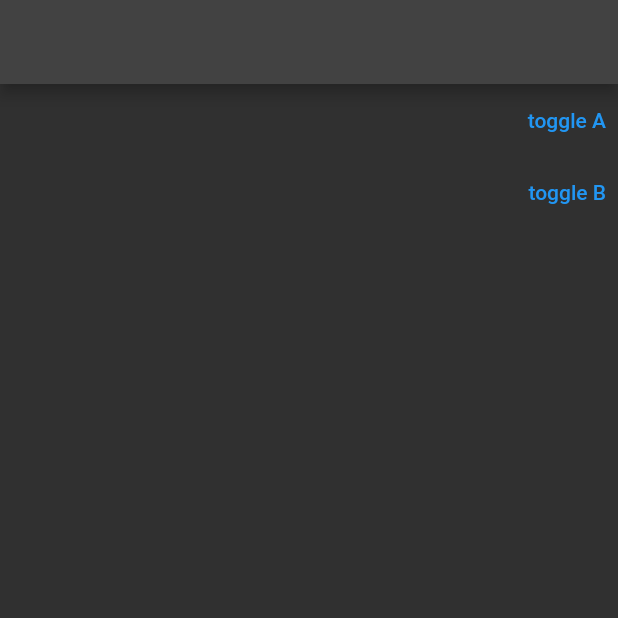
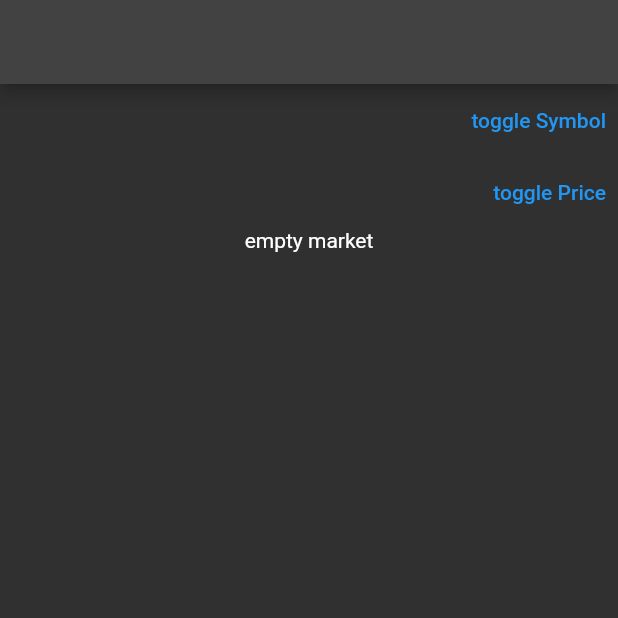
Before and after one commit to rezam-deriv/bloc_mediator_poc, a Flutter app: the screen it shows after launch, on a phone screen of 412 x 824 dp, the top half of it. Run offline on Flutter 3.47's test engine with Material 2 defaults, Android fonts, the phone set to English and light mode, and no system bars; our stand-ins replace flutter_bloc.

Commit message:
update example

```diff
--- /dev/null
+++ b/lib/cubits/market_info_cubit.dart
@@ -0,0 +1,19 @@
+import 'package:flutter_bloc/flutter_bloc.dart';
+
+abstract class MarketInfoState {}
+
+class EmptyMarketInfoState extends MarketInfoState {}
+
+class LoadedMarketInfoState extends MarketInfoState {
+  final int price;
+  final String symbol;
+  LoadedMarketInfoState(this.price, this.symbol);
+}
+
+class MarketInfoCubit extends Cubit<MarketInfoState> {
+  MarketInfoCubit() : super(EmptyMarketInfoState());
+
+  void onMarketInfoUpdate(int price, String symbol) {
+    emit(LoadedMarketInfoState(price, symbol));
+  }
+}
--- /dev/null
+++ b/lib/cubits/price_cubit.dart
@@ -0,0 +1,20 @@
+import 'dart:math';
+
+import 'package:flutter_bloc/flutter_bloc.dart';
+
+class PriceState {
+  final int value;
+
+  PriceState(this.value);
+}
+
+class PriceCubit extends Cubit<PriceState> {
+  PriceCubit() : super(PriceState(0));
+
+  int generateRandomInteger() {
+    var r = Random();
+    return r.nextInt(10000);
+  }
+
+  void next() => emit(PriceState(generateRandomInteger()));
+}
--- /dev/null
+++ b/lib/cubits/symbol_cubit.dart
@@ -0,0 +1,21 @@
+import 'package:flutter_bloc/flutter_bloc.dart';
+import 'dart:math';
+
+class SymbolState {
+  final String name;
+
+  SymbolState(this.name);
+}
+
+class SymbolCubit extends Cubit<SymbolState> {
+  SymbolCubit() : super(SymbolState("initial"));
+
+  String generateRandomString() {
+    var r = Random();
+    const _chars =
+        'AaBbCcDdEeFfGgHhIiJjKkLlMmNnOoPpQqRrSsTtUuVvWwXxYyZz1234567890';
+    return List.generate(5, (index) => _chars[r.nextInt(_chars.length)]).join();
+  }
+
+  void next() => emit(SymbolState(generateRandomString()));
+}
--- a/lib/main.dart
+++ b/lib/main.dart
@@ -1,31 +1,10 @@
+import 'package:custom_bloc_provider/cubits/market_info_cubit.dart';
+import 'package:custom_bloc_provider/cubits/price_cubit.dart';
+import 'package:custom_bloc_provider/cubits/symbol_cubit.dart';
 import 'package:flutter/material.dart';
 import 'package:flutter_bloc/flutter_bloc.dart';
 
 import 'bloc_mediator/mediator_bloc_provider.dart';
-
-class CubitA extends Cubit<int> {
-  CubitA() : super(0);
-
-  void increment() => emit(state + 1);
-
-  void decrement() => emit(state - 1);
-
-  void onCubitBChange(int value) {
-    print("this is CubitA: new value from CubitB : $value");
-  }
-}
-
-class CubitB extends Cubit<int> {
-  CubitB() : super(0);
-
-  void increment() => emit(state + 1);
-
-  void decrement() => emit(state - 1);
-
-  void onCubitAChange(int value) {
-    print("this is CubitB: new value from CubitA : $value");
-  }
-}
 
 void main() {
   runApp(const MyApp());
@@ -52,8 +31,8 @@ class MyHomePage extends StatefulWidget {
 }
 
 class _MyHomePageState extends State<MyHomePage> {
-  bool showA = false;
-  bool showB = false;
+  bool showSymbol = false;
+  bool showPrice = false;
 
   @override
   Widget build(BuildContext context) {
@@ -64,29 +43,23 @@ class _MyHomePageState extends State<MyHomePage> {
           Row(
             children: [
               Expanded(
-                child: showA
-                    ? MediatorBlocProvider<CubitA>(
+                child: showSymbol
+                    ? MediatorBlocProvider<SymbolCubit>(
                         create: (BuildContext context) {
-                          return CubitA();
+                          return SymbolCubit();
                         },
                         child: Builder(
                           builder: (context) {
-                            return BlocBuilder<CubitA, int>(
+                            return BlocBuilder<SymbolCubit, SymbolState>(
                               builder: (context, state) {
                                 return Row(
                                   children: [
+                                    Text(state.name),
                                     TextButton(
                                       onPressed:
-                                          BlocProvider.of<CubitA>(context)
-                                              .decrement,
-                                      child: Text("-"),
-                                    ),
-                                    Text(state.toString()),
-                                    TextButton(
-                                      onPressed:
-                                          BlocProvider.of<CubitA>(context)
-                                              .increment,
-                                      child: Text("+"),
+                                          BlocProvider.of<SymbolCubit>(context)
+                                              .next,
+                                      child: Text("next"),
                                     )
                                   ],
                                 );
@@ -100,39 +73,33 @@ class _MyHomePageState extends State<MyHomePage> {
               TextButton(
                 onPressed: () {
                   setState(() {
-                    showA = !showA;
+                    showSymbol = !showSymbol;
                   });
                 },
-                child: Text("toggle A"),
+                child: Text("toggle Symbol"),
               )
             ],
           ),
           Row(
             children: [
               Expanded(
-                child: showB
-                    ? MediatorBlocProvider<CubitB>(
+                child: showPrice
+                    ? MediatorBlocProvider<PriceCubit>(
                         create: (BuildContext context) {
-                          return CubitB();
+                          return PriceCubit();
                         },
                         child: Builder(
                           builder: (context) {
-                            return BlocBuilder<CubitB, int>(
+                            return BlocBuilder<PriceCubit, PriceState>(
                               builder: (context, state) {
                                 return Row(
                                   children: [
+                                    Text(state.value.toString()),
                                     TextButton(
                                       onPressed:
-                                          BlocProvider.of<CubitB>(context)
-                                              .decrement,
-                                      child: Text("-"),
-                                    ),
-                                    Text(state.toString()),
-                                    TextButton(
-                                      onPressed:
-                                          BlocProvider.of<CubitB>(context)
-                                              .increment,
-                                      child: Text("+"),
+                                          BlocProvider.of<PriceCubit>(context)
+                                              .next,
+                                      child: Text("next"),
                                     )
                                   ],
                                 );
@@ -146,13 +113,30 @@ class _MyHomePageState extends State<MyHomePage> {
               TextButton(
                 onPressed: () {
                   setState(() {
-                    showB = !showB;
+                    showPrice = !showPrice;
                   });
                 },
-                child: Text("toggle B"),
+                child: Text("toggle Price"),
               )
             ],
           ),
+          MediatorBlocProvider<MarketInfoCubit>(
+            create: (BuildContext context) {
+              return MarketInfoCubit();
+            },
+            child: Builder(
+              builder: (context) {
+                return BlocBuilder<MarketInfoCubit, MarketInfoState>(
+                  builder: (context, state) {
+                    if (state is LoadedMarketInfoState) {
+                      return Text(state.symbol + " " + state.price.toString());
+                    }
+                    return Text("empty market");
+                  },
+                );
+              },
+            ),
+          )
         ],
       ),
     );
```
Also changed, not shown: lib/bloc_mediator/bloc_mediator.dart (+17 -10 lines).
